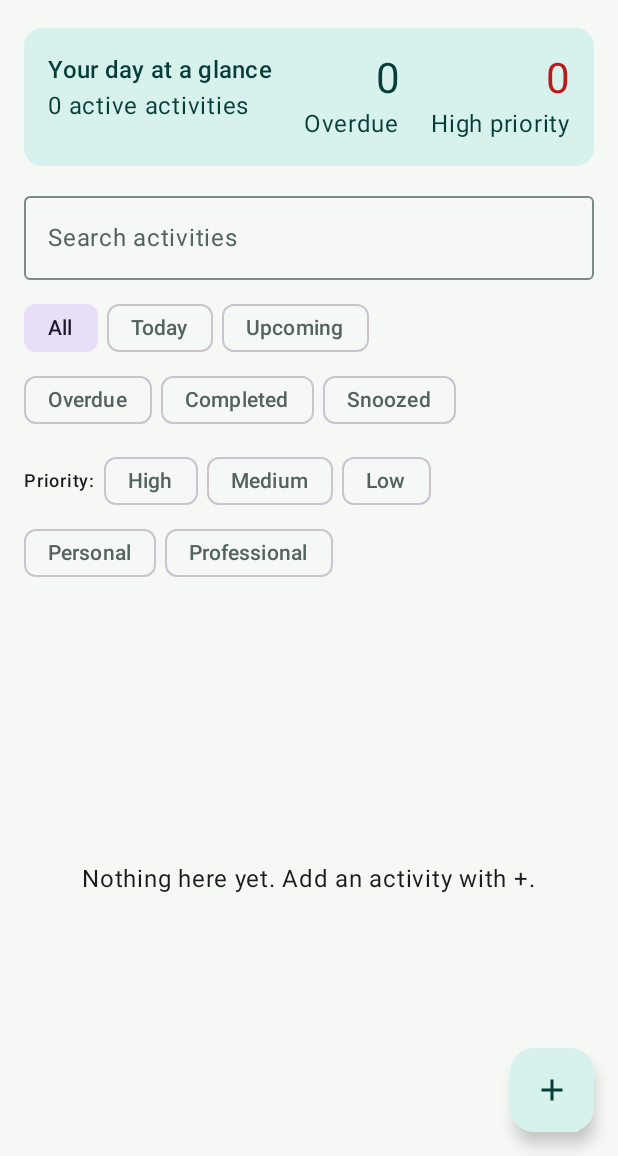
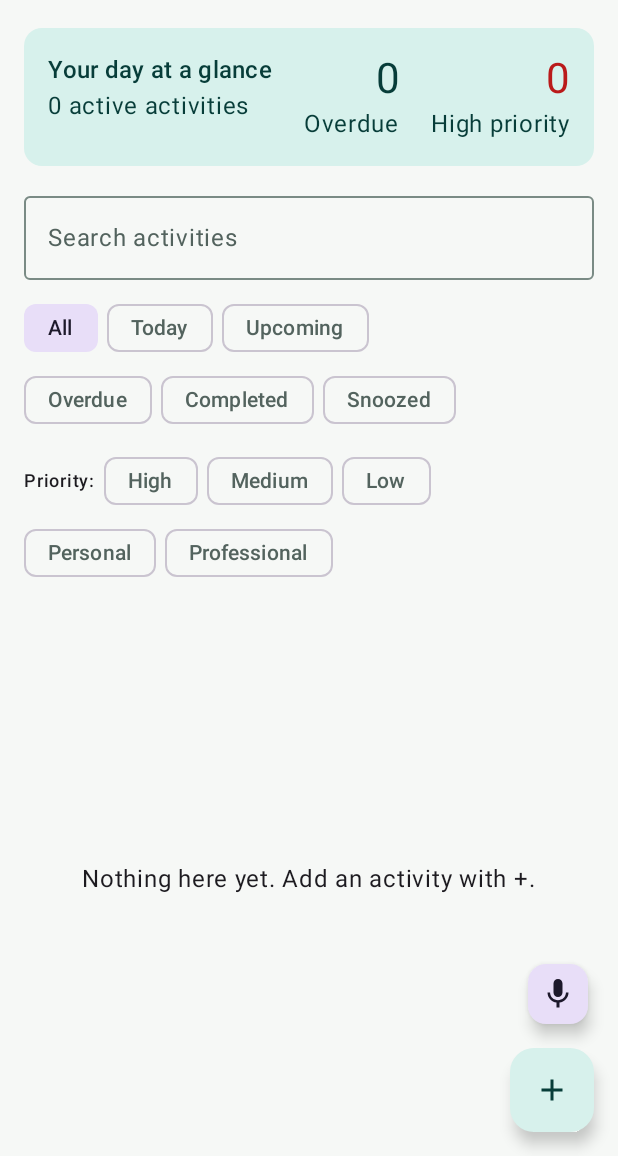
Before and after one commit to AnujAndAarzoo/ReminderMate, an Android app built with Jetpack Compose: the screen it shows after launch (MainActivity), on a phone screen of 412 x 824 dp, the part 80-1236 px from its top. Run offline under Robolectric (Android 15) with nearby library versions, the phone set to English and light mode, and no system bars; our stand-ins replace Room's generated code.

Commit message:
Add voice shortcut and lead-time countdown support

```diff
--- a/app/src/main/java/com/remindermate/MainActivity.kt
+++ b/app/src/main/java/com/remindermate/MainActivity.kt
@@ -15,6 +15,7 @@ import androidx.compose.material.icons.Icons
 import androidx.compose.material.icons.filled.Alarm
 import androidx.compose.material.icons.filled.Add
 import androidx.compose.material.icons.filled.Delete
+import androidx.compose.material.icons.filled.Mic
 import androidx.compose.material.icons.filled.Done
 import androidx.compose.material.icons.filled.Edit
 import androidx.compose.material3.*
@@ -122,7 +123,10 @@ fun ReminderScreen(vm: ReminderViewModel) {
     val highPriority = reminders.count { !it.completed && it.priority == "High" }
     Scaffold(
         topBar = { TopAppBar(navigationIcon = { Surface(shape = androidx.compose.foundation.shape.CircleShape, color = MaterialTheme.colorScheme.primaryContainer) { Icon(Icons.Default.Alarm, contentDescription = null, tint = MaterialTheme.colorScheme.primary, modifier = Modifier.padding(9.dp).size(24.dp)) } }, title = { Column { Text("ReminderMate", style = MaterialTheme.typography.titleLarge); Text("A little more organised, every day", style = MaterialTheme.typography.labelSmall, color = MaterialTheme.colorScheme.onSurfaceVariant) } }, colors = TopAppBarDefaults.topAppBarColors(containerColor = MaterialTheme.colorScheme.background)) },
-        floatingActionButton = { FloatingActionButton(onClick = { editing = null; showAdd = true }) { Icon(Icons.Default.Add, "Add activity") } }
+        floatingActionButton = { Column(horizontalAlignment = Alignment.End, verticalArrangement = Arrangement.spacedBy(12.dp)) {
+            SmallFloatingActionButton(onClick = { context.startActivity(android.content.Intent(context, VoiceAssistantActivity::class.java)) }, containerColor = MaterialTheme.colorScheme.secondaryContainer) { Icon(Icons.Default.Mic, "Add by voice") }
+            FloatingActionButton(onClick = { editing = null; showAdd = true }) { Icon(Icons.Default.Add, "Add activity") }
+        } }
     ) { padding ->
         Column(Modifier.fillMaxSize().padding(padding).padding(horizontal = 16.dp)) {
             Spacer(Modifier.height(8.dp))
@@ -159,7 +163,7 @@ fun ReminderScreen(vm: ReminderViewModel) {
             } else {
                 LazyColumn(contentPadding = PaddingValues(bottom = 90.dp), verticalArrangement = Arrangement.spacedBy(10.dp)) {
                     items(visible, key = { it.id }) { item ->
-                        val notificationAt = if (item.snoozedUntil > now) item.snoozedUntil else item.dueAt
+                        val notificationAt = if (item.snoozedUntil > now) item.snoozedUntil else item.dueAt - item.notificationLeadMinutes.coerceAtLeast(0) * 60_000L
                         val remaining = (notificationAt - now).coerceAtLeast(0L)
                         val countdown = if (item.completed) "Completed" else if (remaining == 0L) "Notification time reached" else formatCountdown(remaining)
                         val timerColor = when {
```
